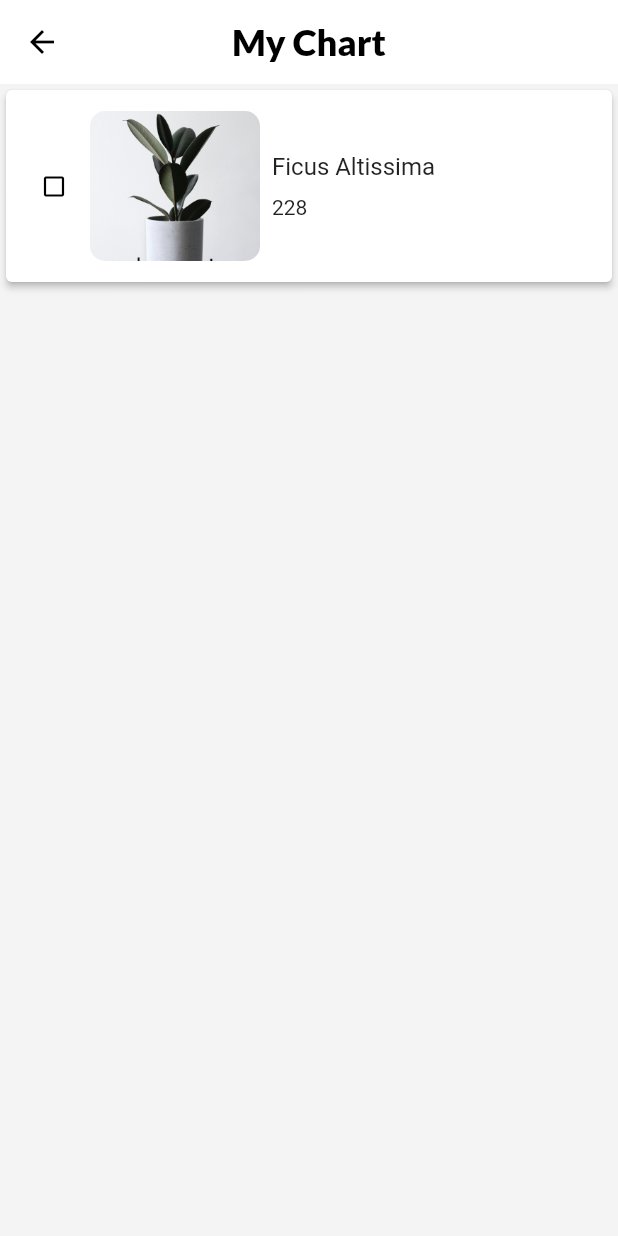
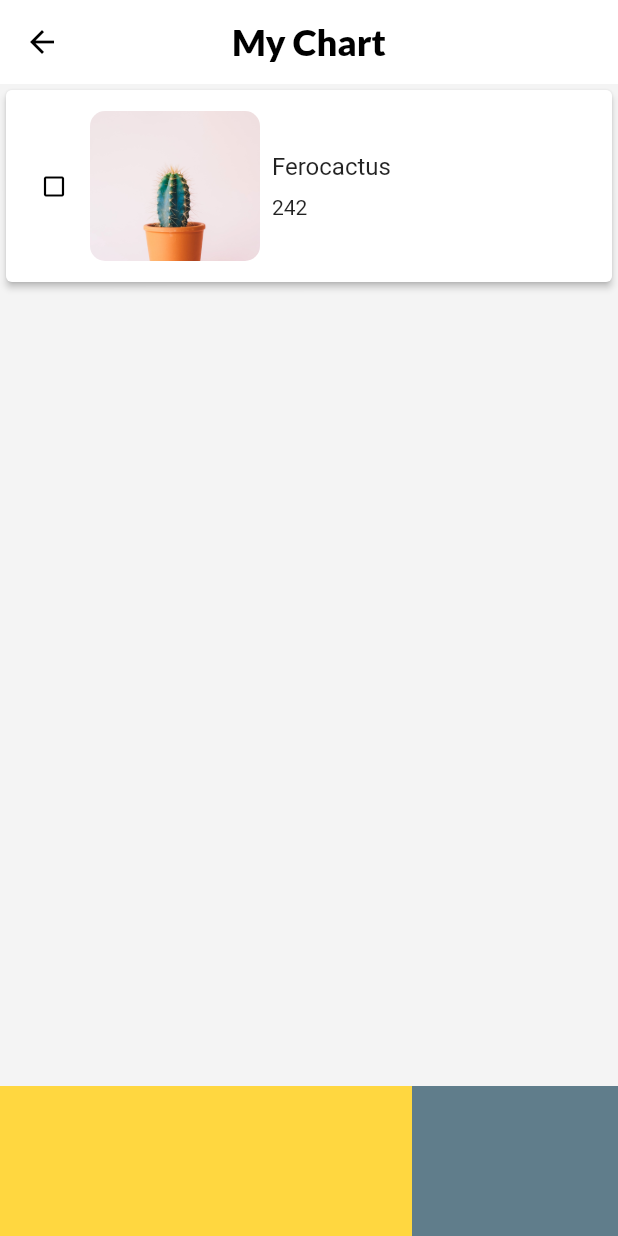
Before and after one commit to gustaveno/submission_dicoding, a Flutter app: the ChartScreen screen opened directly, on a phone screen of 412 x 824 dp. Run offline on Flutter 3.47's test engine with Material 2 defaults, Android fonts, the phone set to English and light mode, and no system bars.

Commit message:
add footer chart_screen

```diff
--- a/lib/chart_screen.dart
+++ b/lib/chart_screen.dart
@@ -29,10 +29,16 @@ class ChartScreen extends StatelessWidget {
                 fontSize: 24),
           ),
         ),
-        body: Card(
+        body: Stack(
+          children: [
+            Column(
+              mainAxisAlignment: MainAxisAlignment.start,
+              children: [
+                Card(
                   elevation: 2,
                   child: Padding(
-            padding: const EdgeInsets.symmetric(vertical: 14, horizontal: 8),
+                    padding:
+                        const EdgeInsets.symmetric(vertical: 14, horizontal: 8),
                     child: Row(
                       crossAxisAlignment: CrossAxisAlignment.center,
                       children: <Widget>[
@@ -44,10 +50,11 @@ class ChartScreen extends StatelessWidget {
                             color: Colors.transparent,
                             child: Container(
                               decoration: new BoxDecoration(
-                          borderRadius: BorderRadius.all(Radius.circular(10.0)),
+                                  borderRadius:
+                                      BorderRadius.all(Radius.circular(10.0)),
                                   image: new DecorationImage(
                                     fit: BoxFit.fitWidth,
-                            image: new AssetImage('images/gambar1.jpg'),
+                                    image: new AssetImage(plantList[1].image),
                                   )),
                             ),
                           ),
@@ -61,13 +68,13 @@ class ChartScreen extends StatelessWidget {
                               mainAxisSize: MainAxisSize.min,
                               children: [
                                 Text(
-                          'Ficus Altissima',
+                                  plantList[1].name,
                                   style: TextStyle(fontSize: 16.0),
                                 ),
                                 SizedBox(
                                   height: 10,
                                 ),
-                        Text('228')
+                                Text(plantList[1].price)
                               ],
                             ),
                           ),
@@ -75,6 +82,31 @@ class ChartScreen extends StatelessWidget {
                       ],
                     ),
                   ),
+                ),
+              ],
+            ),
+            Positioned(
+                bottom: 0,
+                width: MediaQuery.of(context).size.width,
+                child: Container(
+                  color: Colors.white,
+                  height: 100,
+                  child: Row(
+                    children: [
+                      Expanded(
+                          flex: 2,
+                          child: Container(
+                            color: Colors.amberAccent,
+                          )),
+                      Expanded(
+                          flex: 1,
+                          child: Container(
+                            color: Colors.blueGrey,
+                          ))
+                    ],
+                  ),
+                ))
+          ],
         ));
   }
 }
```
Lines whose indentation alone changed are shown as unchanged.
